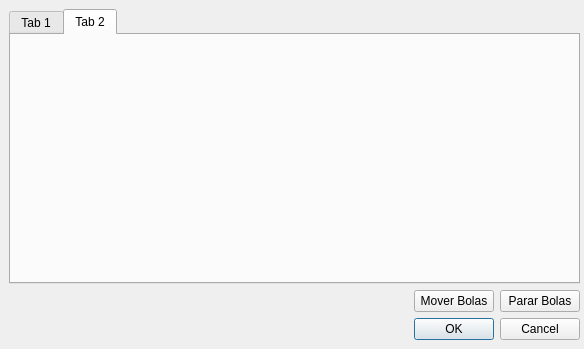
The window that 05_Bolas_Navidad/dcontrolbolas.ui (TheMakros12/interfaces) describes before a commit, drawn with Qt 5.
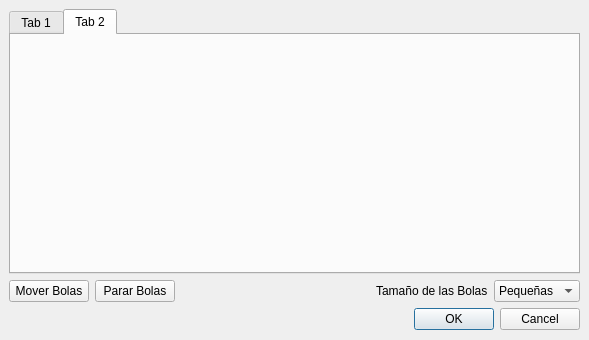
The same window after the commit.

```diff
--- a/05_Bolas_Navidad/dcontrolbolas.ui
+++ b/05_Bolas_Navidad/dcontrolbolas.ui
@@ -6,8 +6,8 @@
    <rect>
     <x>0</x>
     <y>0</y>
-    <width>584</width>
-    <height>349</height>
+    <width>589</width>
+    <height>340</height>
    </rect>
   </property>
   <property name="windowTitle">
@@ -19,10 +19,10 @@
      <x>9</x>
      <y>9</y>
      <width>571</width>
-     <height>331</height>
+     <height>321</height>
     </rect>
    </property>
-   <layout class="QVBoxLayout" name="verticalLayout">
+   <layout class="QVBoxLayout" name="verticalLayout" stretch="0,0,0">
     <item>
      <widget class="QTabWidget" name="tabBolas">
       <property name="currentIndex">
@@ -43,7 +43,21 @@
     <item>
      <layout class="QHBoxLayout" name="horizontalLayout">
       <item>
-       <spacer name="horizontalSpacer">
+       <widget class="QPushButton" name="btnMoverTodas">
+        <property name="text">
+         <string>Mover Bolas</string>
+        </property>
+       </widget>
+      </item>
+      <item>
+       <widget class="QPushButton" name="btnPararTodas">
+        <property name="text">
+         <string>Parar Bolas</string>
+        </property>
+       </widget>
+      </item>
+      <item>
+       <spacer name="horizontalSpacer_2">
         <property name="orientation">
          <enum>Qt::Horizontal</enum>
         </property>
@@ -56,17 +70,29 @@
        </spacer>
       </item>
       <item>
-       <widget class="QPushButton" name="btnMoverTodas">
+       <widget class="QLabel" name="label">
         <property name="text">
-         <string>Mover Bolas</string>
+         <string>Tamaño de las Bolas</string>
         </property>
        </widget>
       </item>
       <item>
-       <widget class="QPushButton" name="btnPararTodas">
-        <property name="text">
-         <string>Parar Bolas</string>
-        </property>
+       <widget class="QComboBox" name="cbTamanyoBolas">
+        <item>
+         <property name="text">
+          <string>Pequeñas</string>
+         </property>
+        </item>
+        <item>
+         <property name="text">
+          <string>Normales</string>
+         </property>
+        </item>
+        <item>
+         <property name="text">
+          <string>Grandes</string>
+         </property>
+        </item>
        </widget>
       </item>
      </layout>
```
Left out of the diff: 2 changed lines with no effect on the pictures.
